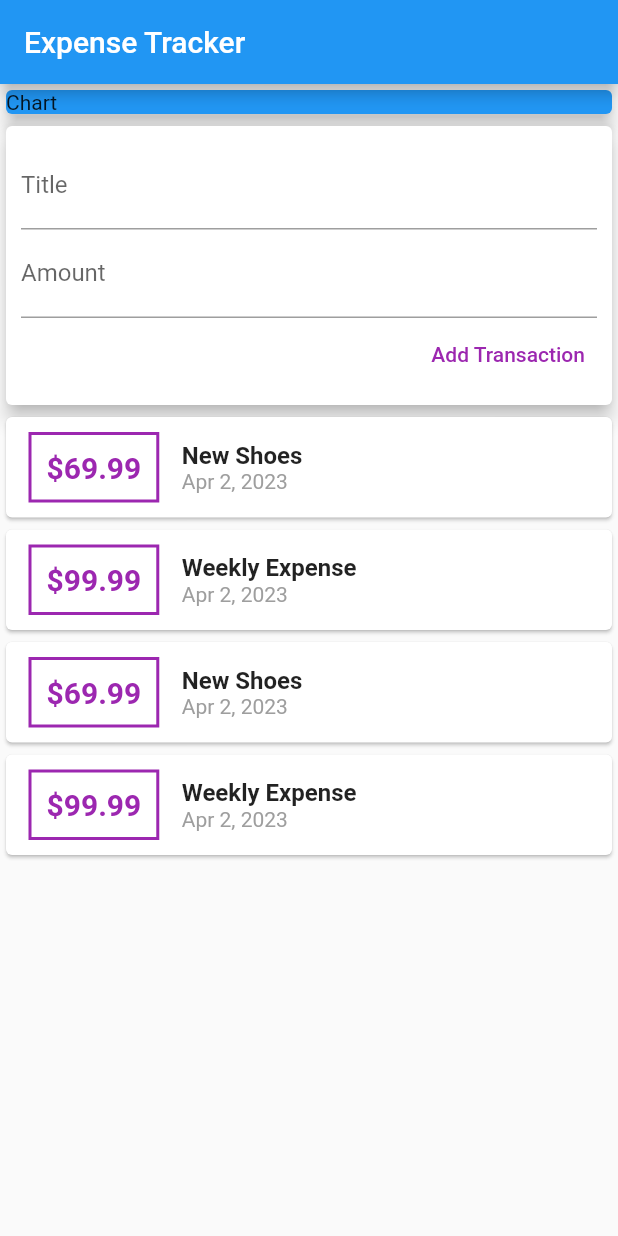
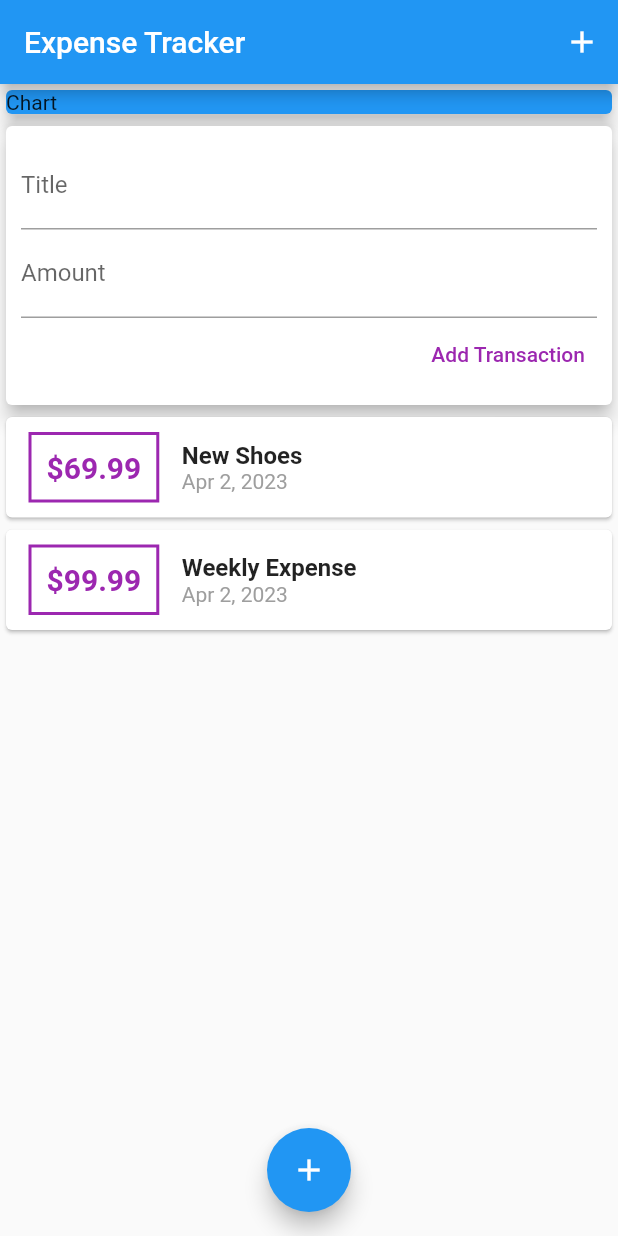
Before and after one commit to saurabhmirajkar/expense_tracker, a Flutter app: the screen it shows after launch, after a tap on "Add Transaction", on a phone screen of 412 x 824 dp. Run offline on Flutter 3.47's test engine with Material 2 defaults, Android fonts, the phone set to English and light mode, and no system bars.

```diff
--- a/lib/main.dart
+++ b/lib/main.dart
@@ -1,5 +1,4 @@
 import 'package:expense_tracker/widgets/user_transactions.dart';
-
 import 'package:flutter/material.dart';
 
 void main() {
@@ -11,21 +10,30 @@ class MyApp extends StatelessWidget {
 
   @override
   Widget build(BuildContext context) {
-    return MaterialApp(
+    return const MaterialApp(
       home: MyHomepage(),
+      debugShowCheckedModeBanner: false,
     );
   }
 }
 
 // ignore: must_be_immutable
 class MyHomepage extends StatelessWidget {
-  MyHomepage({super.key});
+  const MyHomepage({super.key});
 
   @override
   Widget build(BuildContext context) {
     return Scaffold(
       appBar: AppBar(
         title: const Text('Expense Tracker'),
+        actions: [
+          IconButton(
+            onPressed: () {
+              print('add button tapped!');
+            },
+            icon: Icon(Icons.add),
+          ),
+        ],
       ),
       body: SafeArea(
         child: SingleChildScrollView(
@@ -34,17 +42,24 @@ class MyHomepage extends StatelessWidget {
             children: [
               Container(
                 width: double.infinity,
-                child: Card(
+                child: const Card(
                   color: Colors.blue,
                   elevation: 5,
                   child: Text('Chart'),
                 ),
               ),
-              UserTransactions(),
+              const UserTransactions(),
             ],
           ),
         ),
       ),
+      floatingActionButtonLocation: FloatingActionButtonLocation.centerFloat,
+      floatingActionButton: FloatingActionButton(
+        onPressed: () {
+          print('add button tapped!');
+        },
+        child: Icon(Icons.add),
+      ),
     );
   }
 }
--- a/lib/widgets/new_transaction.dart
+++ b/lib/widgets/new_transaction.dart
@@ -6,7 +6,18 @@ class NewTransaction extends StatelessWidget {
 
   final Function addTx;
 
-  NewTransaction(this.addTx);
+  NewTransaction(this.addTx, {super.key});
+
+  void submitData() {
+    final enteredTitle = titleController.text;
+    final enteredAmount = double.parse(amountController.text);
+
+    if (enteredTitle.isEmpty || enteredAmount <= 0) {
+      return;
+    }
+
+    addTx(enteredTitle, enteredAmount);
+  }
 
   @override
   Widget build(BuildContext context) {
@@ -20,18 +31,17 @@ class NewTransaction extends StatelessWidget {
             TextField(
               decoration: const InputDecoration(labelText: 'Title'),
               controller: titleController,
+              onSubmitted: (_) => submitData(),
             ),
             TextField(
               decoration: const InputDecoration(labelText: 'Amount'),
               controller: amountController,
+              keyboardType:
+                  const TextInputType.numberWithOptions(decimal: true),
+              onSubmitted: (_) => submitData(),
             ),
             TextButton(
-              onPressed: () {
-                print(titleController.text);
-                print(amountController.text);
-                addTx(
-                    titleController.text, double.parse(amountController.text));
-              },
+              onPressed: () => submitData(),
               child: const Text(
                 'Add Transaction',
                 style: TextStyle(
--- a/lib/widgets/transaction_list.dart
+++ b/lib/widgets/transaction_list.dart
@@ -32,7 +32,7 @@ class TransactionList extends StatelessWidget {
                     ),
                   ),
                   child: Text(
-                    '\$${userTransactions[index].amount}',
+                    '\$${userTransactions[index].amount.toStringAsFixed(2)}',
                     // ignore: prefer_const_constructors
                     style: TextStyle(
                       fontWeight: FontWeight.bold,
--- a/lib/widgets/user_transactions.dart
+++ b/lib/widgets/user_transactions.dart
@@ -1,8 +1,8 @@
 import 'package:flutter/material.dart';
 
-import '../models/transaction.dart';
 import './new_transaction.dart';
 import './transaction_list.dart';
+import '../models/transaction.dart';
 
 class UserTransactions extends StatefulWidget {
   const UserTransactions({super.key});
@@ -21,36 +21,6 @@ class _UserTransactionsState extends State<UserTransactions> {
     ),
     Transaction(
       id: 't2',
-      title: 'Weekly Expense',
-      amount: 99.99,
-      date: DateTime.now(),
-    ),
-    Transaction(
-      id: 't3',
-      title: 'New Shoes',
-      amount: 69.99,
-      date: DateTime.now(),
-    ),
-    Transaction(
-      id: 't4',
-      title: 'Weekly Expense',
-      amount: 99.99,
-      date: DateTime.now(),
-    ),
-    Transaction(
-      id: 't5',
-      title: 'New Shoes',
-      amount: 69.99,
-      date: DateTime.now(),
-    ),
-    Transaction(
-      id: 't6',
-      title: 'Weekly Expense',
-      amount: 99.99,
-      date: DateTime.now(),
-    ),
-    Transaction(
-      id: 't7',
       title: 'Weekly Expense',
       amount: 99.99,
       date: DateTime.now(),
```
